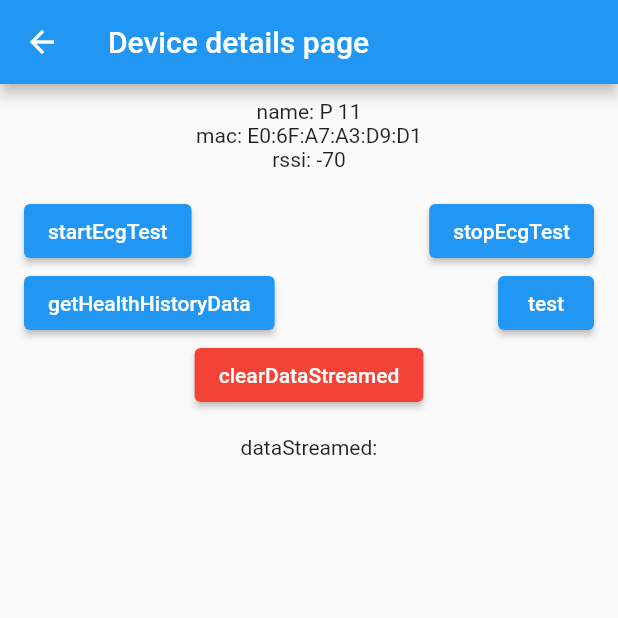
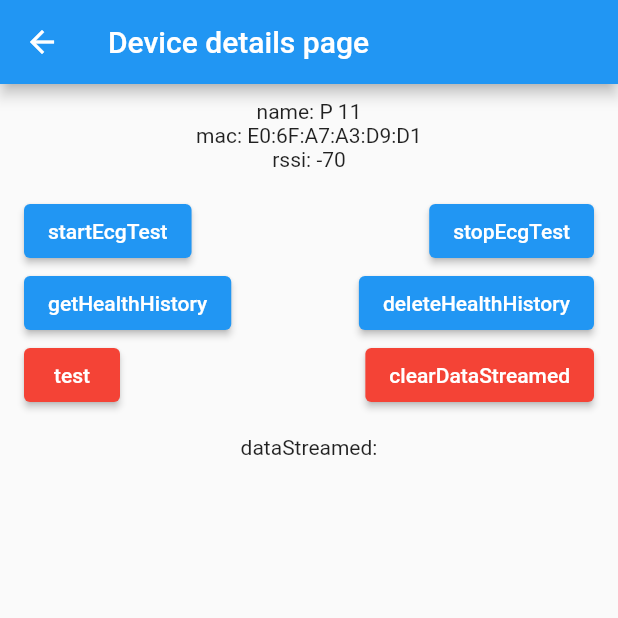
Before and after one commit to edsonboldrini/flutter_ycbtsdk, a Flutter app: the screen it shows after launch, after a tap on "forceConnectDevice", on a phone screen of 412 x 824 dp, the top half of it. Run offline on Flutter 3.47's test engine with Material 2 defaults, Android fonts, the phone set to English and light mode, and no system bars; our stand-ins replace rxdart.

Commit message:
Delete health history data

```diff
--- a/example/lib/main.dart
+++ b/example/lib/main.dart
@@ -129,6 +129,7 @@ class _HomePageState extends State<HomePage> {
                             backgroundColor: MaterialStateColor.resolveWith(
                                 (states) => Colors.red),
                           ),
+                          child: const Text("forceConnectDevice"),
                           onPressed: () async {
                             final scanResult = ScanResult(
                               mac: 'E0:6F:A7:A3:D9:D1',
@@ -148,17 +149,16 @@ class _HomePageState extends State<HomePage> {
                               ),
                             );
                           },
-                          child: const Text("forceConnectDevice"),
                         ),
                         ElevatedButton(
                           style: ButtonStyle(
                             backgroundColor: MaterialStateColor.resolveWith(
                                 (states) => Colors.red),
                           ),
+                          child: const Text("forceDisconnectDevice"),
                           onPressed: () async {
                             await _forceDisconnect();
                           },
-                          child: const Text("forceDisconnectDevice"),
                         ),
                       ],
                     ),
@@ -286,32 +286,42 @@ class DeviceDetailsStatePage extends State<DeviceDetailsPage> {
                   mainAxisAlignment: MainAxisAlignment.spaceBetween,
                   children: [
                     ElevatedButton(
-                      child: const Text('getHealthHistoryData'),
+                      child: const Text('getHealthHistory'),
                       onPressed: () async {
                         await _flutterYcbtsdkPlugin.healthHistoryData();
                       },
                     ),
                     ElevatedButton(
-                      child: const Text('test'),
+                      child: const Text('deleteHealthHistory'),
                       onPressed: () async {
-                        await _flutterYcbtsdkPlugin.test();
+                        await _flutterYcbtsdkPlugin.deleteHealthHistoryData();
                       },
                     ),
                   ],
                 ),
                 Row(
-                  mainAxisAlignment: MainAxisAlignment.center,
+                  mainAxisAlignment: MainAxisAlignment.spaceBetween,
                   children: [
                     ElevatedButton(
                       style: ButtonStyle(
                         backgroundColor: MaterialStateColor.resolveWith(
                             (states) => Colors.red),
                       ),
+                      child: const Text('test'),
+                      onPressed: () async {
+                        await _flutterYcbtsdkPlugin.test();
+                      },
+                    ),
+                    ElevatedButton(
+                      style: ButtonStyle(
+                        backgroundColor: MaterialStateColor.resolveWith(
+                            (states) => Colors.red),
+                      ),
+                      child: const Text('clearDataStreamed'),
                       onPressed: () async {
                         _dataList.clear();
                         setState(() {});
                       },
-                      child: const Text('clearDataStreamed'),
                     ),
                   ],
                 ),
```
Also changed, not shown: lib/flutter_ycbtsdk.dart (+60 -56 lines), 3 other files.
